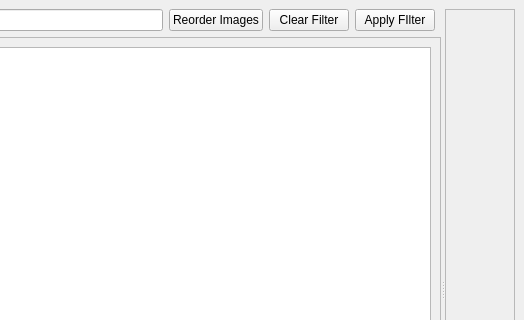
Old version of the form MainWindow_EID.ui in the repository johnowhitaker/eid; both pictures show x 276 to 800 and y 0 to 320 of the 800 by 600 pixel window.
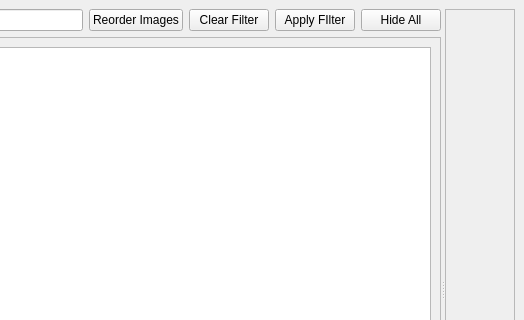
New version of the form.

Commit message: Added hide and next btns to einfo_dia, and hide works. hide_all btn in mainwindow doesn't work (spelt herd as heard. Fixing now

```diff
--- a/MainWindow_EID.ui
+++ b/MainWindow_EID.ui
@@ -87,6 +87,13 @@
           </property>
          </widget>
         </item>
+        <item row="0" column="4">
+         <widget class="QPushButton" name="btn_hide_all">
+          <property name="text">
+           <string>Hide All</string>
+          </property>
+         </widget>
+        </item>
        </layout>
       </widget>
       <widget class="QScrollArea" name="scrollArea_2">
```
Left out of the diff: 18 changed lines with no effect on the pictures. The commit also changes 5 other files.
